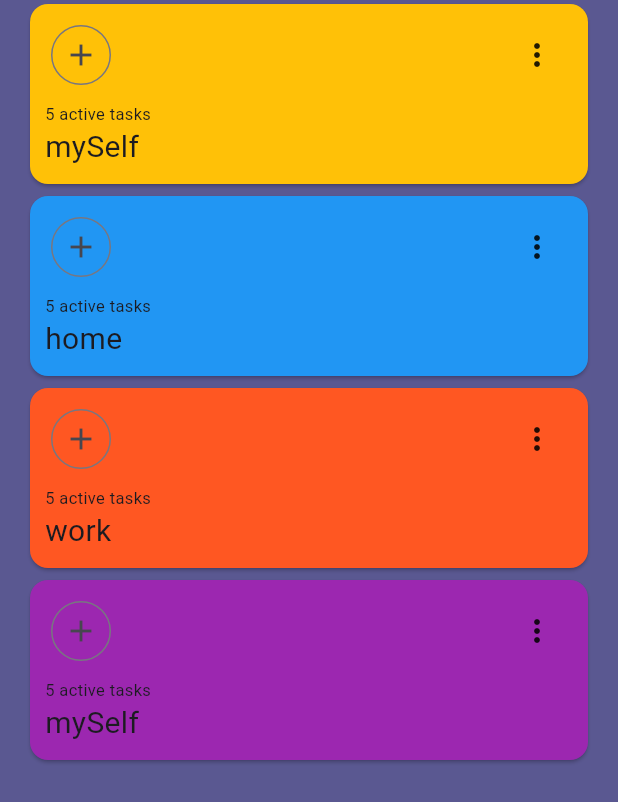
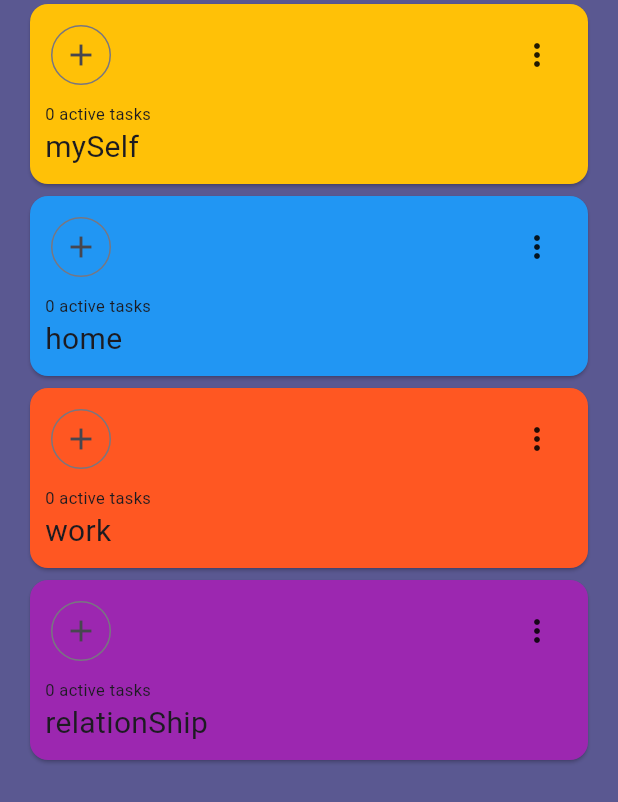
Before and after one commit to vnfma0218/todo_category, a Flutter app: the screen it shows after launch, tab 2 chosen, on a phone screen of 412 x 824 dp. Shown: the part 395-1197 px from the top of the screen. Run offline on Flutter 3.47's test engine with Material 2 defaults, Android fonts, the phone set to English and light mode, and no system bars.

Commit message:
feat: 카테고리에 매핑된 현재 todo item 갯수 노출

```diff
--- a/lib/data/categoryData.dart
+++ b/lib/data/categoryData.dart
@@ -5,5 +5,5 @@ var categoryData = [
   Category(title: 'mySelf', color: Colors.amber),
   Category(title: 'home', color: Colors.blue),
   Category(title: 'work', color: Colors.deepOrange),
-  Category(title: 'mySelf', color: Colors.purple),
+  Category(title: 'relationShip', color: Colors.purple),
 ];
--- a/lib/screens/home_screen.dart
+++ b/lib/screens/home_screen.dart
@@ -233,7 +233,9 @@ class _HomeScreenState extends State<HomeScreen> with TickerProviderStateMixin {
                   children: <Widget>[
                     TodoList(
                         todoList: _todoList, onChangeIsDone: _onChangeIsDone),
-                    const CategoryList(),
+                    CategoryList(
+                      todoList: _todoList,
+                    ),
                   ],
                 ),
               ),
--- a/lib/widgets/category/category_item.dart
+++ b/lib/widgets/category/category_item.dart
@@ -1,15 +1,26 @@
 import 'package:flutter/material.dart';
 import 'package:todo_app/models/Category.dart';
+import 'package:todo_app/models/Todo.dart';
 
 class CategoryItem extends StatelessWidget {
   const CategoryItem(
-      {super.key, required this.category, required this.activeTasks});
+      {super.key, required this.category, required this.todoList});
 
+  final List<Todo> todoList;
   final Category category;
-  final int activeTasks;
 
+  // // todo
+// todo list를 가져와서 현재 카테고리랑 매핑되어있는 todo item 갯수를 가져온다
   @override
   Widget build(BuildContext context) {
+    String activeTodoNums = '0';
+    activeTodoNums = todoList
+        .where(
+          (element) => element.category == category,
+        )
+        .toList()
+        .length
+        .toString();
     return Card(
       color: category.color,
       child: Padding(
@@ -39,9 +50,9 @@ class CategoryItem extends StatelessWidget {
             const SizedBox(
               height: 7,
             ),
-            const Text(
-              '5 active tasks',
-              style: TextStyle(
+            Text(
+              '$activeTodoNums active tasks',
+              style: const TextStyle(
                 fontSize: 11,
               ),
             ),
--- a/lib/widgets/category/category_list.dart
+++ b/lib/widgets/category/category_list.dart
@@ -1,17 +1,18 @@
 import 'package:flutter/material.dart';
 import 'package:todo_app/data/categoryData.dart';
+import 'package:todo_app/models/Todo.dart';
 import 'package:todo_app/widgets/category/category_item.dart';
 
 class CategoryList extends StatelessWidget {
-  const CategoryList({super.key});
+  const CategoryList({super.key, required this.todoList});
+
+  final List<Todo> todoList;
 
   @override
   Widget build(BuildContext context) {
     return ListView.builder(
         itemCount: categoryData.length,
-        itemBuilder: (ctx, index) => CategoryItem(
-              category: categoryData[index],
-              activeTasks: 5,
-            ));
+        itemBuilder: (ctx, index) =>
+            CategoryItem(category: categoryData[index], todoList: todoList));
   }
 }
```
